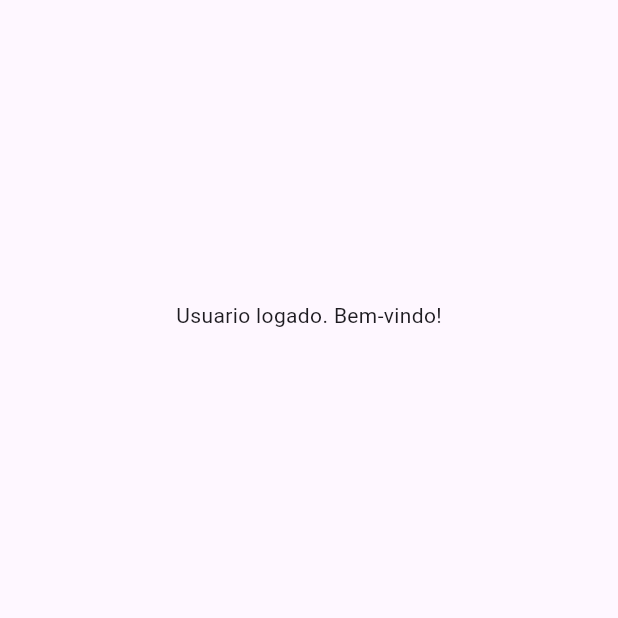
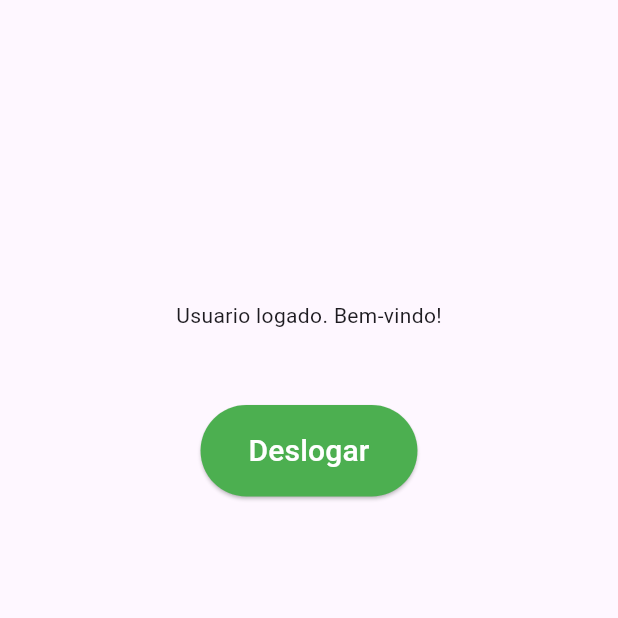
Before and after one commit to gbrlbarreto/Auth0_Flutter, a Flutter app: the Home screen opened directly, on a phone screen of 412 x 824 dp, the top half of it. Run offline on Flutter 3.47's test engine with Material 3 defaults, Android fonts, the phone set to English and light mode, and no system bars; missing offline and left inert: auth0_flutter.

Commit message:
Alteracao pagina Home

```diff
--- a/lib/Home.dart
+++ b/lib/Home.dart
@@ -1,3 +1,4 @@
+import 'package:auth0_flutter/auth0_flutter.dart';
 import 'package:flutter/material.dart';
 
 class Home extends StatefulWidget {
@@ -8,13 +9,58 @@ class Home extends StatefulWidget {
 }
 
 class _HomeState extends State<Home> {
+
+  late Auth0 auth0;
+  bool isLoading = false;
+
+  _deslogarUsuario() async {
+
+  }
+
   @override
   Widget build(BuildContext context) {
     return Scaffold(
       body: Center(
         child: Padding(
           padding: EdgeInsets.only(top: 200),
-          child: Column(children: [Text("Usuario logado. Bem-vindo!")]),
+          child: Column(
+            children: <Widget>[
+              Text("Usuario logado. Bem-vindo!"),
+              Padding(
+                padding: EdgeInsets.only(top: 50, bottom: 10),
+                child: Center(
+                  child:
+                      isLoading
+                          ? CircularProgressIndicator()
+                          : ElevatedButton(
+                            child: Text(
+                              "Deslogar",
+                              style: TextStyle(
+                                color: Colors.white,
+                                fontSize: 20,
+                              ),
+                            ),
+                            style: ButtonStyle(
+                              backgroundColor: WidgetStateProperty.all(
+                                Colors.green,
+                              ),
+                              padding: WidgetStateProperty.all(
+                                EdgeInsets.fromLTRB(32, 16, 32, 16),
+                              ),
+                              shape: WidgetStateProperty.all(
+                                RoundedRectangleBorder(
+                                  borderRadius: BorderRadius.circular(32),
+                                ),
+                              ),
+                            ),
+                            onPressed: () {
+                              _deslogarUsuario();
+                            },
+                          ),
+                ),
+              ),
+            ],
+          ),
         ),
       ),
     );
--- a/lib/Login.dart
+++ b/lib/Login.dart
@@ -45,6 +45,9 @@ class _LoginState extends State<Login> {
           context,
           MaterialPageRoute(builder: (context) => Home()),
         );
+
+        accessToken = result.accessToken;
+
       } else {
         // Caso o login falhe, exiba uma mensagem de erro
         ScaffoldMessenger.of(context).showSnackBar(
```
